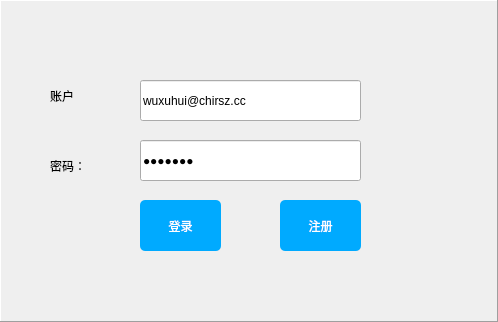
WHUCSLASD2017/nowe, file src/loginwindow.ui: the form before one commit.
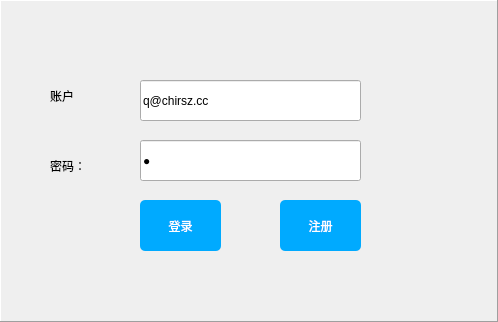
The form after the commit.

```diff
--- a/src/loginwindow.ui
+++ b/src/loginwindow.ui
@@ -176,7 +176,7 @@
          </rect>
         </property>
         <property name="text">
-         <string>wuxuhui@chirsz.cc</string>
+         <string>q@chirsz.cc</string>
         </property>
         <property name="readOnly">
          <bool>false</bool>
@@ -195,7 +195,7 @@
          </rect>
         </property>
         <property name="text">
-         <string>wuxuhui</string>
+         <string>q</string>
         </property>
         <property name="echoMode">
          <enum>QLineEdit::Password</enum>
```
